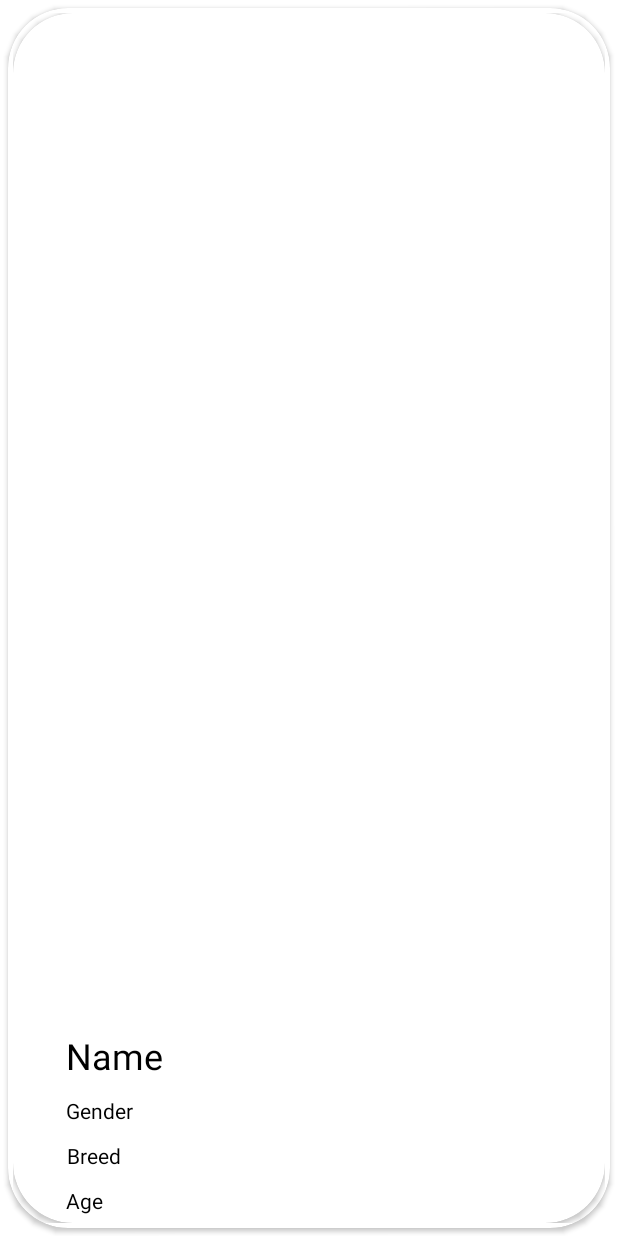
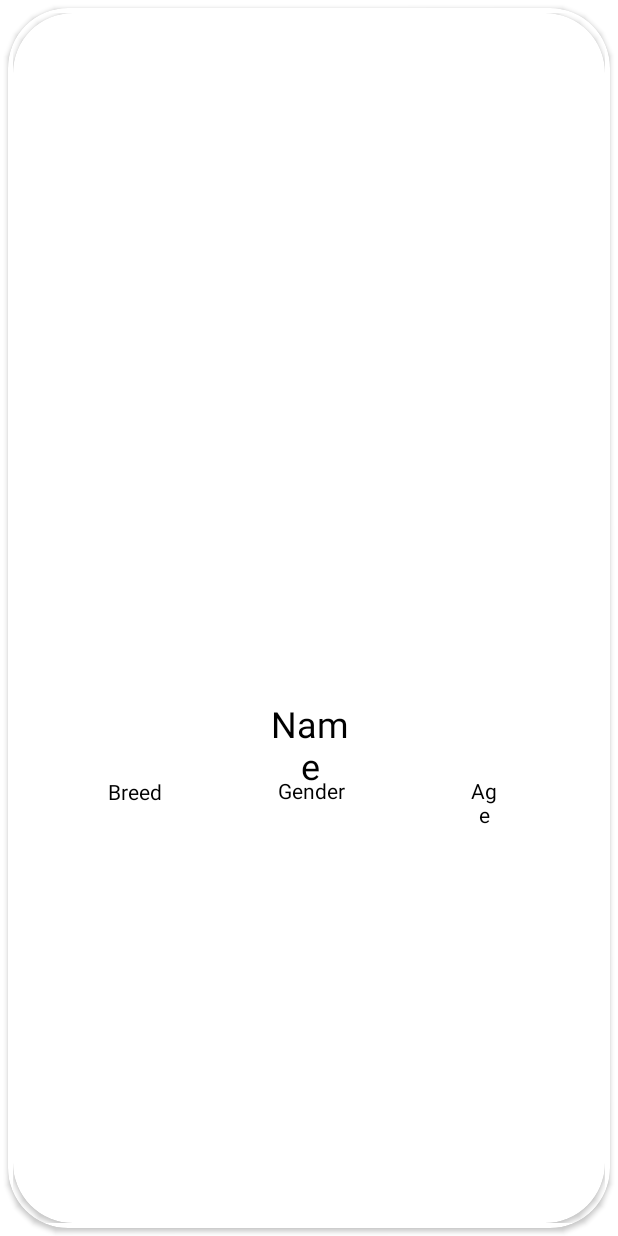
Before and after one commit to sabrinugh/Whistle, an Android app: the layout dog_item.xml on its own in the app's theme, with its tools: preview values and no code run, on a phone screen of 412 x 824 dp. Run offline under Robolectric (Android 15) with nearby library versions, the phone set to English and light mode, and no system bars.

Commit message:
working on swipe ui

```diff
--- a/app/src/main/java/com/example/ddating/DeckAdapter.java
+++ b/app/src/main/java/com/example/ddating/DeckAdapter.java
@@ -1,7 +1,6 @@
 package com.example.ddating;
 
 import android.content.Context;
-import android.graphics.drawable.Drawable;
 import android.view.LayoutInflater;
 import android.view.View;
 import android.view.ViewGroup;
@@ -48,10 +47,10 @@ public class DeckAdapter extends BaseAdapter {
         View v = convertView;
         if (v == null) {
             // on below line we are inflating our layout.
-            v = LayoutInflater.from(parent.getContext()).inflate(R.layout.course_rv_item, parent, false);
+            v = LayoutInflater.from(parent.getContext()).inflate(R.layout.dog_item, parent, false);
         }
         // on below line we are initializing our variables and setting data to our variables.
-        ((TextView) v.findViewById(R.id.idTVCourseName)).setText(courseData.get(position).getCourseName());
+        ((TextView) v.findViewById(R.id.DogName)).setText(courseData.get(position).getCourseName());
         ((TextView) v.findViewById(R.id.DogAge)).setText(courseData.get(position).getCourseDescription());
         ((TextView) v.findViewById(R.id.DogBreed)).setText(courseData.get(position).getCourseDuration());
         ((TextView) v.findViewById(R.id.DogGender)).setText(courseData.get(position).getCourseTracks());
@@ -59,10 +58,10 @@ public class DeckAdapter extends BaseAdapter {
         // ((ImageView) v.findViewById(R.id.idIVCourse)).setImageResource(courseData.get(position).getImgId());
 
         if (courseData.get(position).getDogImage() == null ){
-            ((ImageView) v.findViewById(R.id.DogName)).setImageResource(R.drawable.default_image);
+            ((ImageView) v.findViewById(R.id.DogImage)).setImageResource(R.drawable.default_image);
         } else {
             // on below line we are initializing our variables and setting data to our variables.
-            ((ImageView) v.findViewById(R.id.DogName)).setImageBitmap(courseData.get(position).getDogImage());
+            ((ImageView) v.findViewById(R.id.DogImage)).setImageBitmap(courseData.get(position).getDogImage());
         }
 
 
--- a/app/src/main/java/com/example/ddating/MainActivity.java
+++ b/app/src/main/java/com/example/ddating/MainActivity.java
@@ -89,10 +89,6 @@ public class MainActivity extends AppCompatActivity {
 
         // on below line we are adding data to our array list.
         courseModalArrayList.add(new CourseModal(null, null, null, null, null));
-//        courseModalArrayList.add(new CourseModal("Java", "30 days", "20 Tracks", "Java Self Paced Course", R.drawable.uh));
-//        courseModalArrayList.add(new CourseModal("Python", "30 days", "20 Tracks", "Python Self Paced Course", R.drawable.patrick));
-//        courseModalArrayList.add(new CourseModal("DSA", "30 days", "20 Tracks", "DSA Self Paced Course", R.drawable.zoran));
-//
 
         // Get all Dog Data
         FirebaseUser currentUser = FirebaseAuth.getInstance().getCurrentUser();
--- a/app/src/main/res/layout/course_rv_item.xml
+++ b/app/src/main/res/layout/dog_item.xml
@@ -13,9 +13,6 @@
         android:layout_margin="3dp"
         android:orientation="vertical">
 
-
-        <!--image view for course image-->
-
         <androidx.cardview.widget.CardView
             android:layout_width="match_parent"
             android:layout_height="match_parent"
@@ -25,71 +22,84 @@
                 android:layout_width="match_parent"
                 android:layout_height="match_parent">
 
+
                 <ImageView
-                    android:id="@+id/DogName"
+                    android:id="@+id/DogImage"
                     android:layout_width="match_parent"
                     android:layout_height="match_parent"
+                    android:layout_alignParentEnd="true"
+                    android:layout_alignParentBottom="true"
                     android:scaleType="centerCrop" />
 
-                <!--text view for our course name-->
                 <TextView
-                    android:id="@+id/idTVCourseName"
+                    android:id="@+id/DogName"
                     android:layout_width="wrap_content"
                     android:layout_height="wrap_content"
-                    android:layout_above="@+id/DogGender"
+                    android:layout_alignParentStart="true"
+                    android:layout_alignParentTop="true"
+                    android:layout_alignParentEnd="true"
+                    android:layout_marginStart="161dp"
                     android:layout_marginLeft="30dp"
+                    android:layout_marginTop="452dp"
+                    android:layout_marginEnd="159dp"
+                    android:background="@drawable/roundbutton"
                     android:padding="5dp"
                     android:text="Name"
                     android:textAlignment="center"
-                    android:textSize="24dp"
+                    android:textColor="@color/black"
+                    android:textSize="24dp" />
+
+                <TextView
+                    android:id="@+id/DogBreed"
+                    android:layout_width="wrap_content"
+                    android:layout_height="wrap_content"
+                    android:layout_alignParentStart="true"
+                    android:layout_alignParentTop="true"
+                    android:layout_alignParentEnd="true"
+                    android:layout_marginStart="57dp"
+                    android:layout_marginLeft="30dp"
+                    android:layout_marginTop="504dp"
+                    android:layout_marginEnd="290dp"
+                    android:padding="5dp"
+                    android:text="Breed"
+                    android:textAlignment="center"
                     android:textColor="@color/black" />
 
-                <!--text view for our course tracks-->
+                <TextView
+                    android:id="@+id/DogAge"
+                    android:layout_width="wrap_content"
+                    android:layout_height="wrap_content"
+                    android:layout_alignParentStart="true"
+                    android:layout_alignParentTop="true"
+                    android:layout_alignParentEnd="true"
+                    android:layout_marginStart="297dp"
+                    android:layout_marginLeft="30dp"
+                    android:layout_marginTop="503dp"
+                    android:layout_marginEnd="63dp"
+                    android:layout_marginBottom="32dp"
+                    android:padding="5dp"
+                    android:text="Age"
+                    android:textAlignment="center"
+                    android:textColor="@color/black" />
+
                 <TextView
                     android:id="@+id/DogGender"
                     android:layout_width="wrap_content"
                     android:layout_height="wrap_content"
-                    android:layout_above="@+id/DogBreed"
+                    android:layout_alignParentStart="true"
+                    android:layout_alignParentTop="true"
+                    android:layout_alignParentEnd="true"
+                    android:layout_marginStart="171dp"
                     android:layout_marginLeft="30dp"
+                    android:layout_marginTop="503dp"
+                    android:layout_marginEnd="168dp"
+                    android:layout_marginBottom="446dp"
                     android:padding="5dp"
                     android:text="Gender"
                     android:textAlignment="center"
                     android:textColor="@color/black" />
 
-                <!--text view for our course duration-->
-                <TextView
-                    android:id="@+id/DogBreed"
-                    android:layout_width="wrap_content"
-                    android:layout_height="wrap_content"
-                    android:layout_above="@+id/DogAge"
-                    android:layout_marginLeft="30dp"
-                    android:padding="5dp"
-                    android:text="Breed"
-                    android:textAlignment="center"
-                    android:textColor="@color/black" />
-
-
-                <!--text view for our course description-->
-                <TextView
-                    android:id="@+id/DogAge"
-                    android:layout_width="wrap_content"
-                    android:layout_height="wrap_content"
-                    android:layout_alignParentBottom="true"
-                    android:layout_marginLeft="30dp"
-                    android:padding="5dp"
-                    android:text="Age"
-                    android:textAlignment="center"
-                    android:textColor="@color/black" />
-
             </RelativeLayout>
-
         </androidx.cardview.widget.CardView>
-
-
-
-
-
-
     </LinearLayout>
-
 </androidx.cardview.widget.CardView>
```
